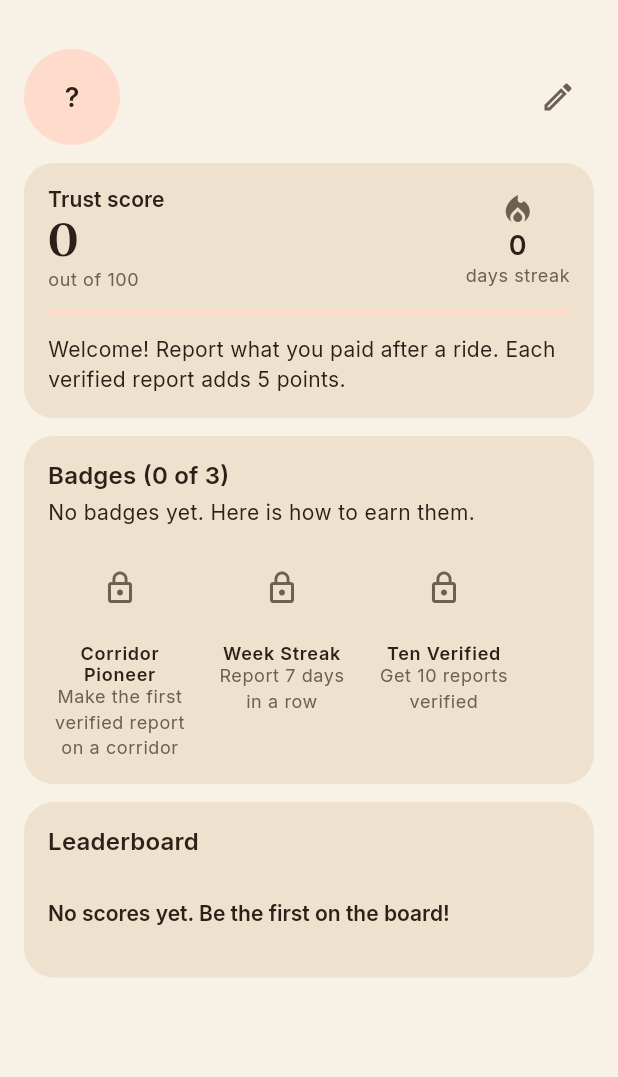
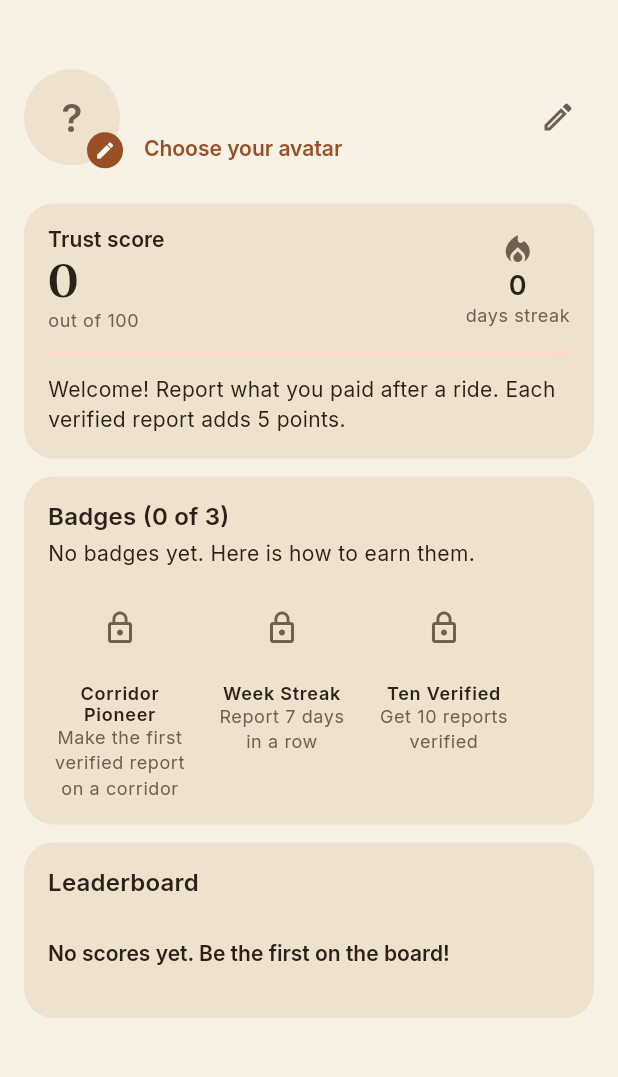
Before and after one commit to Peniel-source/fairfare, a Flutter app: the ProfileScreen screen opened by its route, on a phone screen of 412 x 824 dp, the part 59-1136 px from its top. Run offline on Flutter 3.47's test engine with Material 3 defaults, Android fonts, the phone set to English and light mode, and no system bars; our stand-ins replace cloud_firestore, firebase_auth, firebase_core, flutter_riverpod, flutter_svg, geolocator and 3 more; accounts and stored records are empty.

Commit message:
feat(app): passengers choose their avatar (DiceBear personas)

```diff
--- a/app/lib/features/profile/data/profile_repository_impl.dart
+++ b/app/lib/features/profile/data/profile_repository_impl.dart
@@ -9,6 +9,7 @@ import 'package:cloud_firestore/cloud_firestore.dart';
 
 import '../../../core/constants/firestore_paths.dart';
 import '../../../core/errors/failures.dart';
+import '../domain/entities/avatar_preset.dart';
 import '../domain/entities/leaderboard_entry.dart';
 import '../domain/entities/passenger.dart';
 import '../domain/repositories/profile_repository.dart';
@@ -57,6 +58,34 @@ class ProfileRepositoryImpl implements ProfileRepository {
   }
 
   @override
+  Future<void> updateAvatar(String avatarId) async {
+    final uid = this.uid;
+    if (uid == null) throw const AuthFailure('Sign in to choose an avatar');
+    if (avatarPresetById(avatarId) == null) {
+      throw const FirestoreFailure('That avatar is not available');
+    }
+    try {
+      // The rules allow displayName and avatar (a preset id) only.
+      await _me(uid).update({'avatar': avatarId});
+    } on FirebaseException catch (error, stack) {
+      // The passenger is editing their own profile, so a refusal means the
+      // rules do not accept the avatar (for example rules that predate the
+      // avatar field), not that they lack access to the profile.
+      if (error.code == 'permission-denied') {
+        Error.throwWithStackTrace(
+          const FirestoreFailure(
+            'Could not save your avatar. Please try again later',
+          ),
+          stack,
+        );
+      }
+      Error.throwWithStackTrace(_failure(error), stack);
+    } catch (error, stack) {
+      Error.throwWithStackTrace(_failure(error), stack);
+    }
+  }
+
+  @override
   Stream<List<LeaderboardEntry>> watchLeaderboard() {
     return _firestore
         .collection(FirestorePaths.leaderboard)
@@ -70,6 +99,7 @@ class ProfileRepositoryImpl implements ProfileRepository {
                 id: doc.id,
                 displayName: _string(doc.data()['displayName']),
                 trustScore: _int(doc.data()['trustScore']),
+                avatar: _avatar(doc.data()['avatar']),
               ),
           ],
         )
@@ -104,6 +134,7 @@ Passenger passengerFromFirestore(String id, Map<String, dynamic> data) {
     trustScore: _int(data['trustScore']),
     streak: _int(data['streak']),
     badges: badges is List ? badges.whereType<String>().toList() : const [],
+    avatar: _avatar(data['avatar']),
     verifiedCount: _int(data['verifiedCount']),
     lastReportDate: lastReport is Timestamp ? lastReport.toDate() : null,
   );
@@ -111,4 +142,8 @@ Passenger passengerFromFirestore(String id, Map<String, dynamic> data) {
 
 String _string(Object? value) => value is String ? value : '';
 
+/// A known avatar id, else null (initials are shown instead).
+String? _avatar(Object? value) =>
+    value is String && avatarPresetById(value) != null ? value : null;
+
 int _int(Object? value) => value is num ? value.toInt() : 0;
--- /dev/null
+++ b/app/lib/features/profile/domain/entities/avatar_preset.dart
@@ -0,0 +1,209 @@
+// Avatars a passenger can choose from, drawn by DiceBear
+// (https://www.dicebear.com, "Personas" style).
+//
+// Nobody gets an avatar at random: until a passenger picks one, their
+// initials are shown. Each preset fixes every option (hair, skin tone,
+// facial hair, face, colors), so a preset looks the same for everyone, and only
+// the preset id is stored (passengers/{uid}.avatar).
+
+enum AvatarGroup { women, men }
+
+class AvatarPreset {
+  const AvatarPreset({
+    required this.id,
+    required this.group,
+    required this.hair,
+    required this.skinColor,
+    required this.clothingColor,
+    this.hairColor = '362c47',
+    this.eyes = 'open',
+    this.mouth = 'smile',
+    this.facialHair,
+  });
+
+  /// Stored on the passenger, e.g. 'w03'. Must match [kAvatarIdPattern].
+  final String id;
+  final AvatarGroup group;
+  final String hair;
+  final String skinColor;
+  final String clothingColor;
+  final String hairColor;
+  final String eyes;
+  final String mouth;
+
+  /// Null for no facial hair.
+  final String? facialHair;
+
+  /// SVG from the DiceBear API. Tan background (AppColors.tan).
+  Uri get url => Uri.https('api.dicebear.com', '/9.x/personas/svg', {
+    'seed': 'fairfare-$id',
+    'hair': hair,
+    'hairColor': hairColor,
+    'skinColor': skinColor,
+    'clothingColor': clothingColor,
+    'eyes': eyes,
+    'mouth': mouth,
+    if (facialHair == null)
+      'facialHairProbability': '0'
+    else ...{
+      'facialHair': facialHair!,
+      'facialHairProbability': '100',
+    },
+    'backgroundColor': 'eee1cd',
+  });
+}
+
+/// The shape of a valid avatar id; the security rules and the backend check
+/// the same pattern.
+final kAvatarIdPattern = RegExp(r'^[wm]0[1-8]$');
+
+const avatarPresets = <AvatarPreset>[
+  AvatarPreset(
+    id: 'w01',
+    group: AvatarGroup.women,
+    hair: 'long',
+    skinColor: '623d36',
+    clothingColor: 'f3b63a',
+    mouth: 'lips',
+  ),
+  AvatarPreset(
+    id: 'w02',
+    group: AvatarGroup.women,
+    hair: 'curlyBun',
+    skinColor: '92594b',
+    clothingColor: 'e24553',
+    eyes: 'happy',
+    mouth: 'bigSmile',
+  ),
+  AvatarPreset(
+    id: 'w03',
+    group: AvatarGroup.women,
+    hair: 'bobCut',
+    skinColor: 'b16a5b',
+    clothingColor: '54d7c7',
+    eyes: 'glasses',
+  ),
+  AvatarPreset(
+    id: 'w04',
+    group: AvatarGroup.women,
+    hair: 'extraLong',
+    skinColor: '623d36',
+    clothingColor: '7555ca',
+    mouth: 'lips',
+  ),
+  AvatarPreset(
+    id: 'w05',
+    group: AvatarGroup.women,
+    hair: 'straightBun',
+    skinColor: '92594b',
+    clothingColor: '6dbb58',
+    eyes: 'happy',
+  ),
+  AvatarPreset(
+    id: 'w06',
+    group: AvatarGroup.women,
+    hair: 'curly',
+    skinColor: 'd78774',
+    clothingColor: 'f55d81',
+    hairColor: '6c4545',
+    mouth: 'bigSmile',
+  ),
+  AvatarPreset(
+    id: 'w07',
+    group: AvatarGroup.women,
+    hair: 'bobBangs',
+    skinColor: '623d36',
+    clothingColor: '456dff',
+    eyes: 'happy',
+    mouth: 'lips',
+  ),
+  AvatarPreset(
+    id: 'w08',
+    group: AvatarGroup.women,
+    hair: 'bunUndercut',
+    skinColor: 'e5a07e',
+    clothingColor: 'f3b63a',
+    hairColor: '6c4545',
+    mouth: 'smile',
+  ),
+  AvatarPreset(
+    id: 'm01',
+    group: AvatarGroup.men,
+    hair: 'fade',
+    skinColor: '623d36',
+    clothingColor: '456dff',
+    mouth: 'bigSmile',
+  ),
+  AvatarPreset(
+    id: 'm02',
+    group: AvatarGroup.men,
+    hair: 'buzzcut',
+    skinColor: '92594b',
+    clothingColor: '6dbb58',
+    facialHair: 'beardMustache',
+    eyes: 'happy',
+  ),
+  AvatarPreset(
+    id: 'm03',
+    group: AvatarGroup.men,
+    hair: 'shortCombover',
+    skinColor: 'b16a5b',
+    clothingColor: 'e24553',
+    eyes: 'glasses',
+    mouth: 'smirk',
+  ),
+  AvatarPreset(
+    id: 'm04',
+    group: AvatarGroup.men,
+    hair: 'curlyHighTop',
+    skinColor: '623d36',
+    clothingColor: 'f3b63a',
+    mouth: 'bigSmile',
+  ),
+  AvatarPreset(
+    id: 'm05',
+    group: AvatarGroup.men,
+    hair: 'bald',
+    skinColor: '92594b',
+    clothingColor: '7555ca',
+    facialHair: 'goatee',
+    eyes: 'happy',
+    mouth: 'smirk',
+  ),
+  AvatarPreset(
+    id: 'm06',
+    group: AvatarGroup.men,
+    hair: 'cap',
+    skinColor: '623d36',
+    clothingColor: '54d7c7',
+    eyes: 'open',
+  ),
+  AvatarPreset(
+    id: 'm07',
+    group: AvatarGroup.men,
+    hair: 'balding',
+    skinColor: 'd78774',
+    clothingColor: 'f55d81',
+    facialHair: 'shadow',
+    eyes: 'happy',
+  ),
+  AvatarPreset(
+    id: 'm08',
+    group: AvatarGroup.men,
+    hair: 'shortComboverChops',
+    skinColor: 'e5a07e',
+    clothingColor: '456dff',
+    facialHair: 'beardMustache',
+    hairColor: '6c4545',
+    mouth: 'smirk',
+  ),
+];
+
+/// The preset with [id], or null for no avatar or an unknown id.
+AvatarPreset? avatarPresetById(String? id) {
+  if (id == null) return null;
+  for (final preset in avatarPresets) {
+    if (preset.id == id) return preset;
+  }
+  return null;
+}
--- a/app/lib/features/profile/domain/entities/leaderboard_entry.dart
+++ b/app/lib/features/profile/domain/entities/leaderboard_entry.dart
@@ -9,9 +9,13 @@ class LeaderboardEntry {
   final String displayName;
   final int trustScore;
 
+  /// Avatar id the passenger picked, or null.
+  final String? avatar;
+
   const LeaderboardEntry({
     required this.id,
     required this.displayName,
     required this.trustScore,
+    this.avatar,
   });
 }
--- a/app/lib/features/profile/domain/entities/passenger.dart
+++ b/app/lib/features/profile/domain/entities/passenger.dart
@@ -1,7 +1,7 @@
 /// Passenger profile with trust score, streak, and badges.
 ///
 /// trustScore, streak, badges, verifiedCount and lastReportDate are written
-/// only by the server (E5). The app may change displayName only.
+/// only by the server (E5). The app may change displayName and avatar only.
 class Passenger {
   final String id;
   final String displayName;
@@ -9,6 +9,10 @@ class Passenger {
   final int trustScore;
   final int streak;
   final List<String> badges;
+
+  /// Id of the avatar the passenger picked (see avatar_preset.dart), or null
+  /// if they have not picked one yet.
+  final String? avatar;
 
   /// Number of verified reports; drives the Ten Verified badge.
   final int verifiedCount;
@@ -24,6 +28,7 @@ class Passenger {
     this.trustScore = 0,
     this.streak = 0,
     List<String>? badges,
+    this.avatar,
     this.verifiedCount = 0,
     this.lastReportDate,
   }) : badges = badges ?? const [];
@@ -33,6 +38,7 @@ class Passenger {
     int? trustScore,
     int? streak,
     List<String>? badges,
+    String? avatar,
     int? verifiedCount,
     DateTime? lastReportDate,
   }) {
@@ -43,6 +49,7 @@ class Passenger {
       trustScore: trustScore ?? this.trustScore,
       streak: streak ?? this.streak,
       badges: badges ?? this.badges,
+      avatar: avatar ?? this.avatar,
       verifiedCount: verifiedCount ?? this.verifiedCount,
       lastReportDate: lastReportDate ?? this.lastReportDate,
     );
--- a/app/lib/features/profile/domain/repositories/profile_repository.dart
+++ b/app/lib/features/profile/domain/repositories/profile_repository.dart
@@ -6,6 +6,9 @@ abstract class ProfileRepository {
   Stream<Passenger> watchMe();
   Future<void> updateDisplayName(String name);
 
+  /// Saves the avatar the passenger picked ([avatarId] from avatarPresets).
+  Future<void> updateAvatar(String avatarId);
+
   /// Top passengers by trust score, highest first.
   Stream<List<LeaderboardEntry>> watchLeaderboard();
 }
--- a/app/lib/features/profile/presentation/profile_screen.dart
+++ b/app/lib/features/profile/presentation/profile_screen.dart
@@ -5,8 +5,9 @@ import 'package:flutter_riverpod/flutter_riverpod.dart';
 import 'package:go_router/go_router.dart';
 
 import '../../../core/theme/app_spacing.dart';
-import '../../../core/utils/formatters.dart';
+import '../../../shared/widgets/user_avatar.dart';
 import '../domain/entities/passenger.dart';
+import 'avatar_picker_sheet.dart';
 import 'badge_grid.dart';
 import 'edit_display_name_dialog.dart';
 import 'leaderboard_list.dart';
@@ -90,17 +91,50 @@ class _ProfileHeader extends StatelessWidget {
     }
   }
 
+  Future<void> _chooseAvatar(BuildContext context) async {
+    final saved = await showAvatarPicker(
+      context,
+      currentAvatar: passenger.avatar,
+      name: passenger.displayName,
+    );
+    if (saved && context.mounted) {
+      ScaffoldMessenger.of(context)
+          .showSnackBar(const SnackBar(content: Text('Avatar updated')));
+    }
+  }
+
   @override
   Widget build(BuildContext context) {
     final text = Theme.of(context).textTheme;
+    final scheme = Theme.of(context).colorScheme;
 
     return Row(
       children: [
-        CircleAvatar(
-          radius: 32,
-          child: Text(
-            Formatters.initials(passenger.displayName),
-            style: text.titleLarge,
+        Semantics(
+          button: true,
+          label: 'Choose your avatar',
+          child: InkWell(
+            customBorder: const CircleBorder(),
+            onTap: () => _chooseAvatar(context),
+            child: Stack(
+              clipBehavior: Clip.none,
+              children: [
+                UserAvatar(
+                  avatar: passenger.avatar,
+                  name: passenger.displayName,
+                  radius: 32,
+                ),
+                Positioned(
+                  right: -2,
+                  bottom: -2,
+                  child: CircleAvatar(
+                    radius: 12,
+                    backgroundColor: scheme.primary,
+                    child: Icon(Icons.edit, size: 14, color: scheme.onPrimary),
+                  ),
+                ),
+              ],
+            ),
           ),
         ),
         const SizedBox(width: AppSpacing.lg),
@@ -118,6 +152,15 @@ class _ProfileHeader extends StatelessWidget {
                 style: text.bodyMedium,
                 overflow: TextOverflow.ellipsis,
               ),
+              if (passenger.avatar == null)
+                Align(
+                  alignment: AlignmentDirectional.centerStart,
+                  child: TextButton(
+                    style: TextButton.styleFrom(padding: EdgeInsets.zero),
+                    onPressed: () => _chooseAvatar(context),
+                    child: const Text('Choose your avatar'),
+                  ),
+                ),
             ],
           ),
         ),
--- /dev/null
+++ b/app/lib/shared/widgets/user_avatar.dart
@@ -0,0 +1,75 @@
+// The avatar a passenger picked, in a circle. Shows their initials when
+// they have not picked one, while it loads, and if it cannot load (offline).
+import 'package:flutter/material.dart';
+import 'package:flutter_svg/flutter_svg.dart';
+
+import '../../core/utils/formatters.dart';
+import '../../features/profile/domain/entities/avatar_preset.dart';
+
+class UserAvatar extends StatelessWidget {
+  const UserAvatar({
+    super.key,
+    required this.avatar,
+    required this.name,
+    this.radius = 20,
+  });
+
+  /// Avatar id the passenger picked (avatarPresets), or null for none.
+  final String? avatar;
+
+  /// Display name, used for the initials fallback.
+  final String name;
+
+  final double radius;
+
+  @override
+  Widget build(BuildContext context) {
+    final size = radius * 2;
+    final initials = _Initials(name: name, radius: radius);
+    final preset = avatarPresetById(avatar);
+
+    return ExcludeSemantics(
+      child: ClipOval(
+        child: SizedBox.square(
+          dimension: size,
+          child: preset == null
+              ? initials
+              : SvgPicture.network(
+                  preset.url.toString(),
+                  width: size,
+                  height: size,
+                  fit: BoxFit.cover,
+                  placeholderBuilder: (_) => initials,
+                  errorBuilder: (_, _, _) => initials,
+                ),
+        ),
+      ),
+    );
+  }
+}
+
+class _Initials extends StatelessWidget {
+  const _Initials({required this.name, required this.radius});
+
+  final String name;
+  final double radius;
+
+  @override
+  Widget build(BuildContext context) {
+    final scheme = Theme.of(context).colorScheme;
+    final style = Theme.of(context).textTheme.labelLarge;
+
+    return ColoredBox(
+      color: scheme.surfaceContainer,
+      child: Center(
+        child: Text(
+          Formatters.initials(name),
+          style: style?.copyWith(
+            fontSize: radius * 0.8,
+            color: scheme.onSurfaceVariant,
+          ),
+        ),
+      ),
+    );
+  }
+}
--- a/app/pubspec.yaml
+++ b/app/pubspec.yaml
@@ -51,6 +51,7 @@ dependencies:
   url_launcher: ^6.3.1
   intl: ^0.20.2
   geolocator: ^14.1.2
+  flutter_svg: ^2.5.0
 
 dev_dependencies:
   fake_cloud_firestore: 4.5.0
```
Also changed, not shown: app/lib/features/profile/presentation/avatar_picker_sheet.dart (added, +205 -0 lines), app/lib/features/profile/presentation/leaderboard_list.dart (+7 -3 lines), app/lib/features/profile/presentation/profile_providers.dart (+20 -0 lines), app/lib/shared/widgets/home_app_bar.dart (+17 -1 lines), app/lib/shared/widgets/profile_greeting.dart (+2 -18 lines), app/pubspec.lock, 4 other files.
